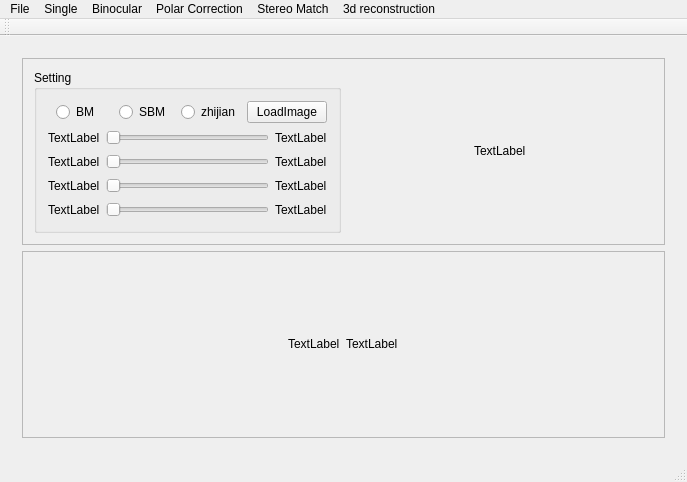
cooljiansir/3dreconstruction, file mainwindow.ui: the form before one commit.
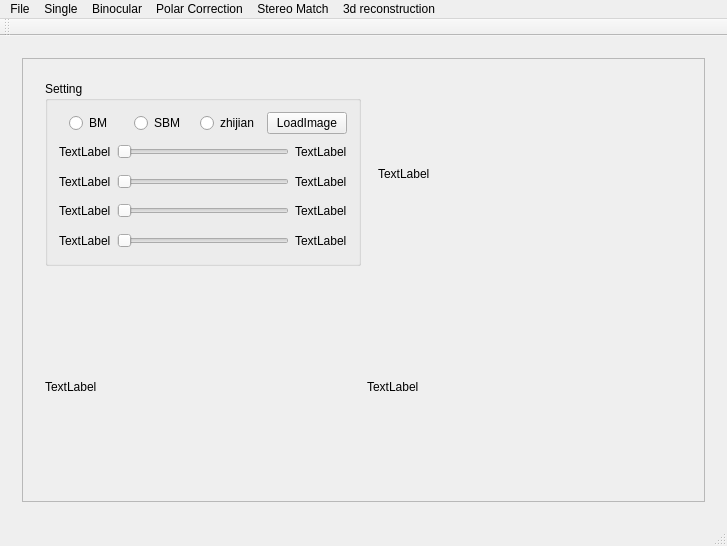
The form after the commit.

Commit message: 立体标定界面更改

```diff
--- a/mainwindow.ui
+++ b/mainwindow.ui
@@ -6,8 +6,8 @@
    <rect>
     <x>0</x>
     <y>0</y>
-    <width>687</width>
-    <height>482</height>
+    <width>727</width>
+    <height>546</height>
    </rect>
   </property>
   <property name="windowTitle">
@@ -286,8 +286,8 @@
             <rect>
              <x>0</x>
              <y>0</y>
-             <width>649</width>
-             <height>360</height>
+             <width>90</width>
+             <height>48</height>
             </rect>
            </property>
            <layout class="QVBoxLayout" name="verticalLayout_4" stretch="10">
@@ -337,20 +337,23 @@
       <widget class="QWidget" name="stereoMatchPage">
        <layout class="QVBoxLayout" name="verticalLayout_5">
         <item>
-         <widget class="QScrollArea" name="scrollArea_3">
+         <widget class="QScrollArea" name="scrollArea_4">
           <property name="widgetResizable">
            <bool>true</bool>
           </property>
-          <widget class="QWidget" name="scrollAreaWidgetContents_3">
+          <widget class="QWidget" name="scrollAreaWidgetContents_4">
            <property name="geometry">
             <rect>
              <x>0</x>
              <y>0</y>
-             <width>632</width>
-             <height>195</height>
+             <width>689</width>
+             <height>455</height>
             </rect>
            </property>
-           <layout class="QHBoxLayout" name="horizontalLayout_22" stretch="1,1">
+           <layout class="QVBoxLayout" name="verticalLayout_8" stretch="1,1">
+            <item>
+             <widget class="QWidget" name="widget_5" native="true">
+              <layout class="QHBoxLayout" name="horizontalLayout_24" stretch="1,1">
             <item>
              <widget class="QGroupBox" name="groupBox_10">
               <property name="title">
@@ -381,7 +384,7 @@
                   </widget>
                  </item>
                  <item>
-                  <widget class="QPushButton" name="pushButton">
+                     <widget class="QPushButton" name="stereoMatchLoadBut">
                    <property name="text">
                     <string>LoadImage</string>
                    </property>
@@ -492,11 +495,11 @@
               </layout>
              </widget>
             </item>
-            <item alignment="Qt::AlignHCenter|Qt::AlignVCenter">
+               <item>
              <widget class="QWidget" name="widget_4" native="true">
               <layout class="QVBoxLayout" name="verticalLayout_6">
                <item>
-                <widget class="QLabel" name="label_4">
+                   <widget class="QLabel" name="stereoMatchResultLabel">
                  <property name="text">
                   <string>TextLabel</string>
                  </property>
@@ -506,36 +509,24 @@
              </widget>
             </item>
            </layout>
-          </widget>
+              <zorder>groupBox_10</zorder>
+              <zorder>widget_4</zorder>
+              <zorder>groupBox_10</zorder>
+              <zorder>widget_4</zorder>
          </widget>
         </item>
         <item>
-         <widget class="QScrollArea" name="scrollArea_2">
-          <property name="widgetResizable">
-           <bool>true</bool>
-          </property>
-          <widget class="QWidget" name="scrollAreaWidgetContents_2">
-           <property name="geometry">
-            <rect>
-             <x>0</x>
-             <y>0</y>
-             <width>649</width>
-             <height>191</height>
-            </rect>
-           </property>
-           <layout class="QHBoxLayout" name="horizontalLayout_20">
-            <item alignment="Qt::AlignHCenter|Qt::AlignVCenter">
              <widget class="QWidget" name="widget_3" native="true">
-              <layout class="QHBoxLayout" name="horizontalLayout_21">
+              <layout class="QHBoxLayout" name="horizontalLayout_21" stretch="1,1">
                <item>
-                <widget class="QLabel" name="label">
+                <widget class="QLabel" name="stereoMatchLeftLabel">
                  <property name="text">
                   <string>TextLabel</string>
                  </property>
                 </widget>
                </item>
                <item>
-                <widget class="QLabel" name="label_3">
+                <widget class="QLabel" name="stereoMatchRightLabel">
                  <property name="text">
                   <string>TextLabel</string>
                  </property>
@@ -566,7 +557,7 @@
     <rect>
      <x>0</x>
      <y>0</y>
-     <width>687</width>
+     <width>727</width>
      <height>21</height>
     </rect>
    </property>
```
Lines whose indentation alone changed are shown as unchanged. The commit also changes 3 other files.
